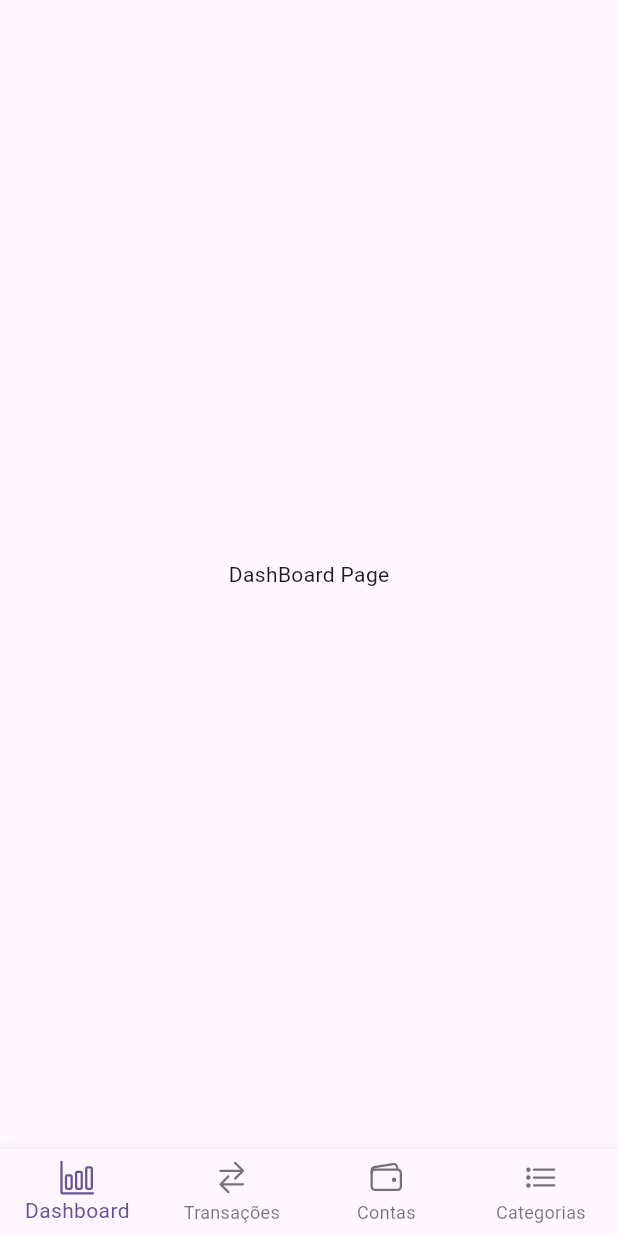
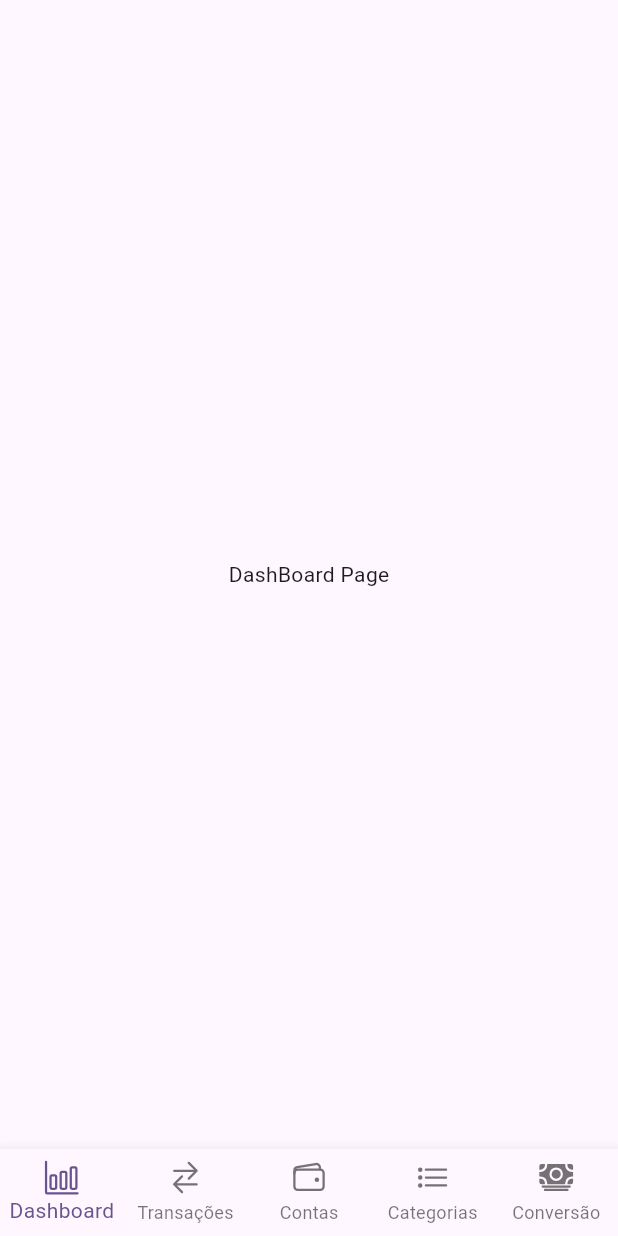
Before and after one commit to gabrieljsrm/Check5Fluterv2, a Flutter app: the screen it shows after launch, on a phone screen of 412 x 824 dp. Run offline on Flutter 3.47's test engine with Material 2 defaults, Android fonts, the phone set to English and light mode, and no system bars; our stand-ins replace flutter_masked_text2, ionicons.

Commit message:
correçoes

```diff
--- a/lib/pages/home_page.dart
+++ b/lib/pages/home_page.dart
@@ -1,5 +1,6 @@
 import 'package:expense_tracker/pages/categorias_page.dart';
 import 'package:expense_tracker/pages/contas_page.dart';
+import 'package:expense_tracker/pages/conversao_page.dart';
 import 'package:expense_tracker/pages/dashboard_page.dart';
 import 'package:expense_tracker/pages/transacoes_page.dart';
 import 'package:flutter/material.dart';
@@ -30,6 +31,7 @@ class _HomePageState extends State<HomePage> {
         TransacoesPage(),
         ContasPage(),
         CategoriasPage(),
+        ConversaoPage(),
       ],
     );
   }
@@ -48,6 +50,8 @@ class _HomePageState extends State<HomePage> {
           icon: Icon(Ionicons.wallet_outline), label: 'Contas'),
       BottomNavigationBarItem(
           icon: Icon(Ionicons.list_outline), label: 'Categorias'),
+      BottomNavigationBarItem(
+          icon: Icon(Ionicons.cash), label: 'Conversão'),
     ];
 
     return BottomNavigationBar(
```
Also changed, not shown: 8 other files.
